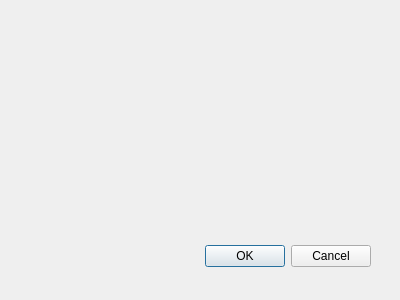
The window that chopin-lab/informations.ui (obook/I-like-Chopin) describes before a commit, drawn with Qt 5.
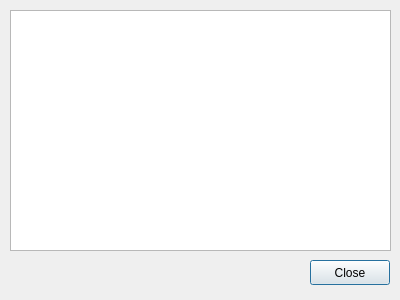
The same window after the commit.

Commit message: Add : informations QDialog

What changed in the file:
```diff
--- a/chopin-lab/informations.ui
+++ b/chopin-lab/informations.ui
@@ -13,20 +13,30 @@
   <property name="windowTitle">
    <string>Dialog</string>
   </property>
-  <widget class="QDialogButtonBox" name="buttonBox">
+  <widget class="QPushButton" name="pushButton_Close">
    <property name="geometry">
     <rect>
-     <x>30</x>
-     <y>240</y>
-     <width>341</width>
-     <height>32</height>
+     <x>310</x>
+     <y>260</y>
+     <width>80</width>
+     <height>25</height>
     </rect>
    </property>
-   <property name="orientation">
-    <enum>Qt::Horizontal</enum>
+   <property name="text">
+    <string>Close</string>
    </property>
-   <property name="standardButtons">
-    <set>QDialogButtonBox::Cancel|QDialogButtonBox::Ok</set>
+  </widget>
+  <widget class="QTextEdit" name="textEdit">
+   <property name="geometry">
+    <rect>
+     <x>10</x>
+     <y>10</y>
+     <width>381</width>
+     <height>241</height>
+    </rect>
+   </property>
+   <property name="readOnly">
+    <bool>true</bool>
    </property>
   </widget>
  </widget>
```
Left out of the diff: 35 changed lines with no effect on the pictures. The commit also changes 9 other files.
